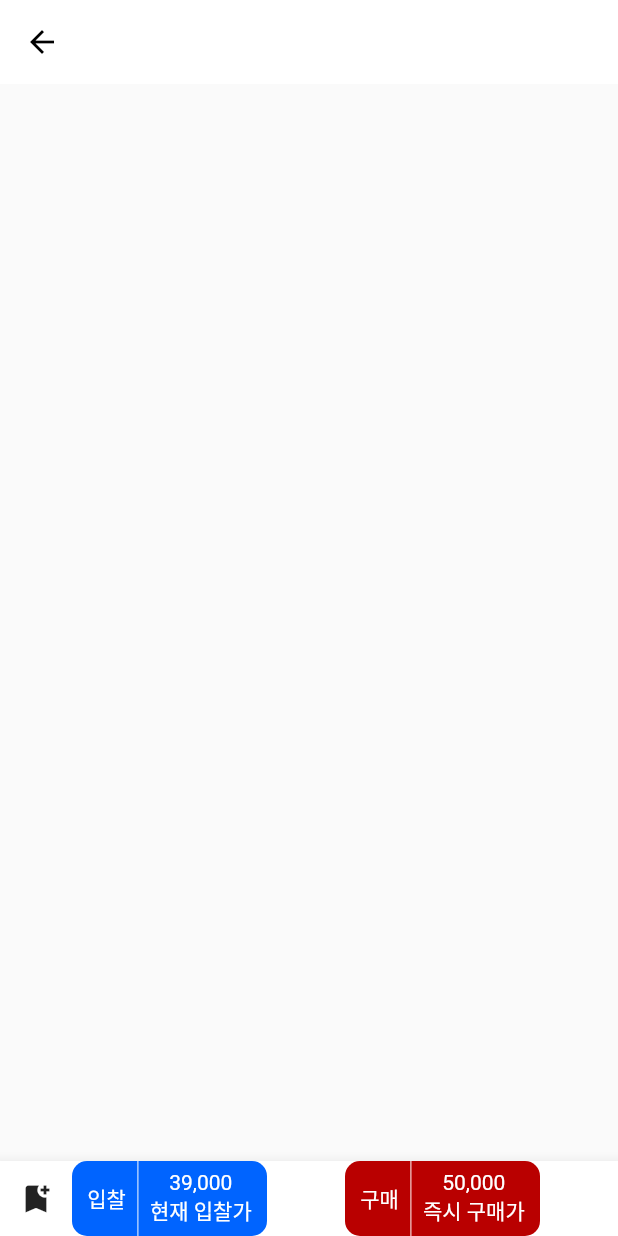
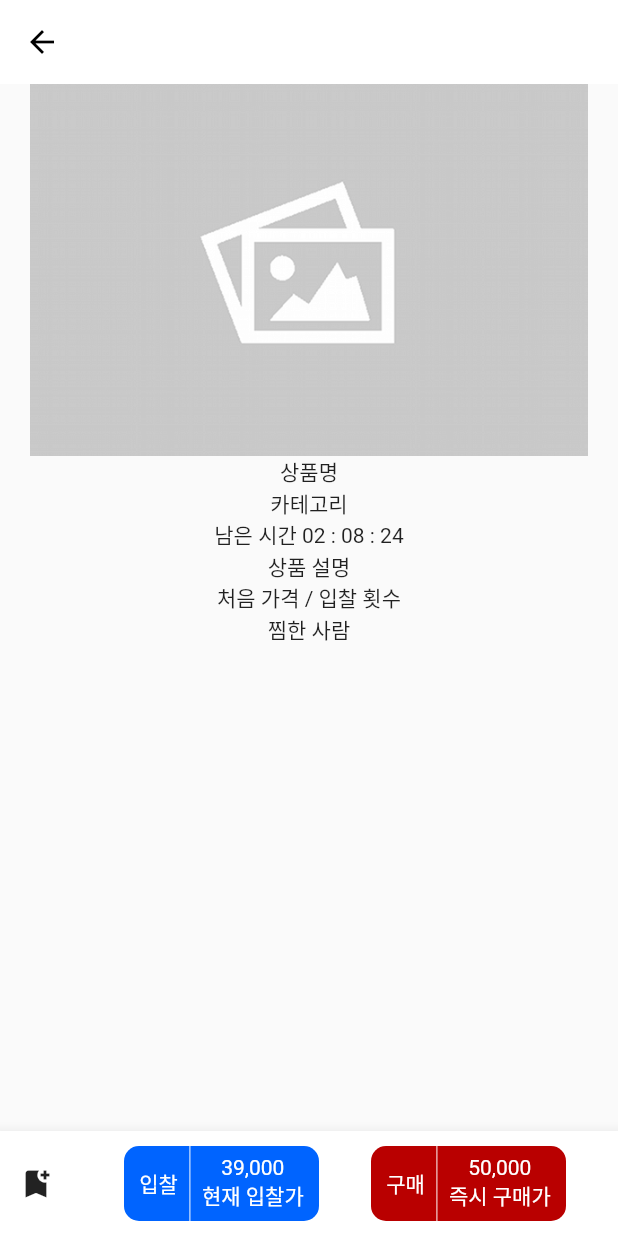
Before and after one commit to trumanfromkorea/BID-Mobile, a Flutter app: the DetailsScreen screen opened directly, on a phone screen of 412 x 824 dp. Run offline on Flutter 3.47's test engine with Material 2 defaults, Android fonts, the light colour scheme and no system bars; our stand-ins replace firebase_auth, firebase_core; accounts and stored records are empty.

Commit message:
add: 상품 상세 페이지 구상

```diff
--- a/lib/screens/Feed/Details.screen.dart
+++ b/lib/screens/Feed/Details.screen.dart
@@ -9,6 +9,9 @@ class DetailsScreen extends StatefulWidget {
 }
 
 class _DetailsScreenState extends State<DetailsScreen> {
+  String bidPrice = '39,000';
+  String buyPrice = '50,000';
+
   @override
   Widget build(BuildContext context) {
     return Scaffold(
@@ -17,15 +20,32 @@ class _DetailsScreenState extends State<DetailsScreen> {
         shadowColor: const Color.fromRGBO(0, 0, 0, 0),
         iconTheme: const IconThemeData(color: Colors.black),
       ),
+      body: Container(
+        padding: const EdgeInsets.fromLTRB(20, 0, 20, 0),
+        child: Column(
+          children: [
+            Image.asset('lib/assets/images/emptyImage.png'),
+            Text("상품명"),
+            Text("카테고리"),
+            Text("남은 시간 02 : 08 : 24"),
+            Text("상품 설명"),
+            Text("처음 가격 / 입찰 횟수"),
+            Text("찜한 사람")
+          ],
+        ),
+      ),
       bottomNavigationBar: BottomAppBar(
+        child: Container(
+          padding: const EdgeInsets.fromLTRB(0, 10, 0, 10),
           child: Row(
             mainAxisAlignment: MainAxisAlignment.center,
             crossAxisAlignment: CrossAxisAlignment.center,
             children: [
               IconButton(
                 onPressed: () {},
-              icon: Icon(Icons.bookmark_add),
+                icon: const Icon(Icons.bookmark_add),
               ),
+              const Spacer(),
               GestureDetector(
                 onTap: () {},
                 child: Container(
@@ -47,10 +67,10 @@ class _DetailsScreenState extends State<DetailsScreen> {
                           crossAxisAlignment: CrossAxisAlignment.center,
                           children: [
                             Text(
-                            "39,000",
+                              bidPrice,
                               style: TextStyle(color: Colors.white),
                             ),
-                          Text(
+                            const Text(
                               "현재 입찰가",
                               style: TextStyle(color: Colors.white),
                             )
@@ -85,10 +105,10 @@ class _DetailsScreenState extends State<DetailsScreen> {
                           crossAxisAlignment: CrossAxisAlignment.center,
                           children: [
                             Text(
-                            "50,000",
+                              buyPrice,
                               style: TextStyle(color: Colors.white),
                             ),
-                          Text(
+                            const Text(
                               "즉시 구매가",
                               style: TextStyle(color: Colors.white),
                             )
@@ -105,7 +125,7 @@ class _DetailsScreenState extends State<DetailsScreen> {
             ],
           ),
         ),
-      body: Column(),
+      ),
     );
   }
 }
```
Lines whose indentation alone changed are shown as unchanged.
